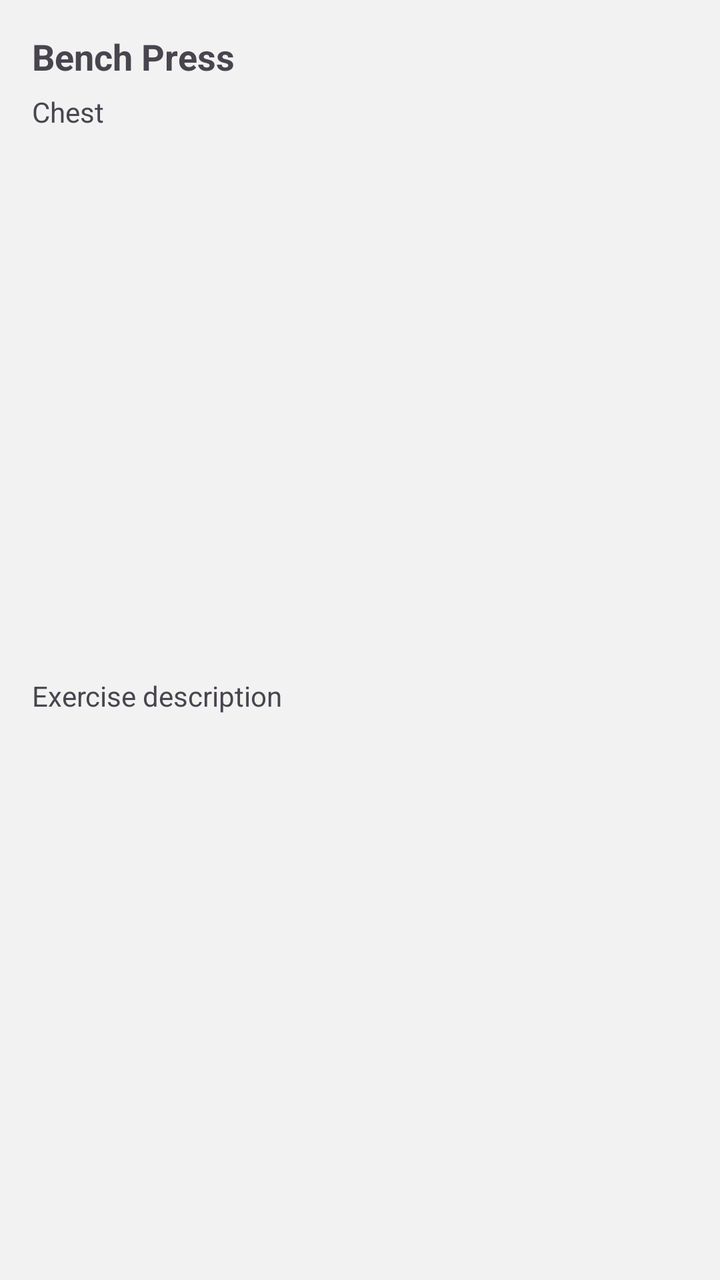
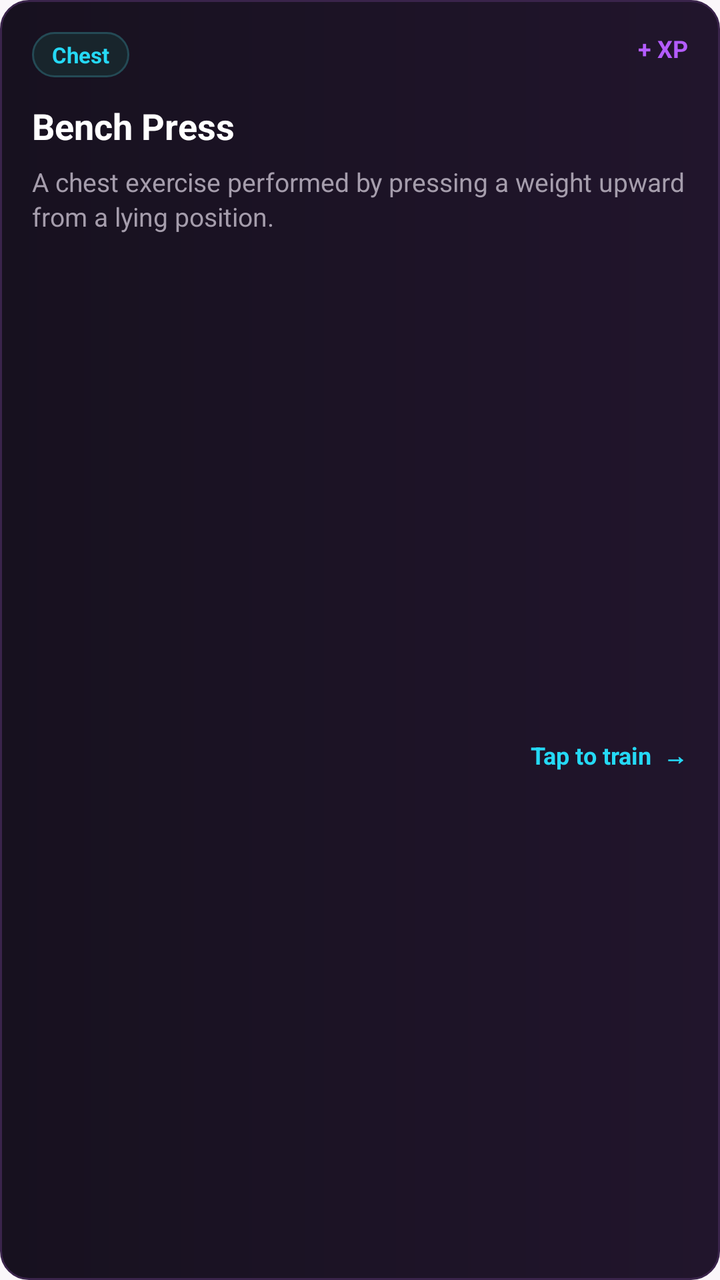

An Android layout rendered at two revisions. The XML below is the earlier revision; the diff shows what the commit changed to produce the second picture.
<!-- AndroidManifest.xml: application theme Theme.GymLeague -->
<!-- res/layout/item_exercise.xml -->
<?xml version="1.0" encoding="utf-8"?>
<androidx.constraintlayout.widget.ConstraintLayout
    xmlns:android="http://schemas.android.com/apk/res/android"
    xmlns:app="http://schemas.android.com/apk/res-auto"
    android:layout_width="match_parent"
    android:layout_height="wrap_content"
    android:layout_marginBottom="12dp"
    android:background="#F2F2F2"
    android:padding="16dp">

    <TextView
        android:id="@+id/tvExerciseName"
        android:layout_width="0dp"
        android:layout_height="wrap_content"
        android:text="Bench Press"
        android:textSize="18sp"
        android:textStyle="bold"
        app:layout_constraintEnd_toEndOf="parent"
        app:layout_constraintStart_toStartOf="parent"
        app:layout_constraintTop_toTopOf="parent" />

    <TextView
        android:id="@+id/tvMuscleGroup"
        android:layout_width="0dp"
        android:layout_height="wrap_content"
        android:layout_marginTop="6dp"
        android:text="Chest"
        android:textSize="14sp"
        app:layout_constraintEnd_toEndOf="parent"
        app:layout_constraintStart_toStartOf="parent"
        app:layout_constraintTop_toBottomOf="@id/tvExerciseName" />

    <TextView
        android:id="@+id/tvExerciseDescription"
        android:layout_width="0dp"
        android:layout_height="wrap_content"
        android:layout_marginTop="6dp"
        android:text="Exercise description"
        android:textSize="14sp"
        app:layout_constraintBottom_toBottomOf="parent"
        app:layout_constraintEnd_toEndOf="parent"
        app:layout_constraintStart_toStartOf="parent"
        app:layout_constraintTop_toBottomOf="@id/tvMuscleGroup" />

</androidx.constraintlayout.widget.ConstraintLayout>
<!-- resources referenced by this layout -->
<resources>
  <style name="Theme.GymLeague" parent="Base.Theme.GymLeague" />
  <style name="Base.Theme.GymLeague" parent="Theme.Material3.DayNight.NoActionBar">
          <item name="colorPrimary">@color/gym_purple</item>
          <item name="colorOnPrimary">@color/white</item>
          <item name="colorPrimaryContainer">@color/gym_purple_container</item>
          <item name="colorOnPrimaryContainer">@color/gym_purple_dark</item>
  
          <item name="colorSecondary">@color/gym_blue</item>
          <item name="colorOnSecondary">@color/white</item>
          <item name="colorSecondaryContainer">@color/gym_blue_container</item>
          <item name="colorOnSecondaryContainer">@color/gym_blue_dark</item>
  
          <item name="colorTertiary">@color/gym_gold</item>
  
          <item name="android:colorBackground">@color/background_light</item>
          <item name="colorOnBackground">@color/on_surface_light</item>
  
          <item name="colorSurface">@color/surface_light</item>
          <item name="colorOnSurface">@color/on_surface_light</item>
  
          <item name="colorError">@color/gym_error</item>
          <item name="colorErrorContainer">@color/gym_error_container</item>
          <item name="colorOnError">@color/white</item>
  
          <item name="android:statusBarColor">@color/gym_purple</item>
          <item name="android:windowLightStatusBar">false</item>
      </style>
  <color name="gym_purple">#6A4FB3</color>
  <color name="white">#FFFFFFFF</color>
  <color name="gym_purple_container">#EDE6FA</color>
  <color name="gym_purple_dark">#4A3080</color>
  <color name="gym_blue">#4A6CF7</color>
  <color name="gym_blue_container">#E3E9FF</color>
  <color name="gym_blue_dark">#2F49C4</color>
  <color name="gym_gold">#FFB300</color>
  <color name="background_light">#FAF7FA</color>
  <color name="on_surface_light">#1C1B1F</color>
  <color name="surface_light">#FFFFFF</color>
  <color name="gym_error">#B3261E</color>
  <color name="gym_error_container">#F9DEDC</color>
</resources>

<!-- the commit's change to res/layout/item_exercise.xml (unified diff, before → after) -->
@@ -5,41 +5,79 @@
     android:layout_width="match_parent"
     android:layout_height="wrap_content"
     android:layout_marginBottom="12dp"
-    android:background="#F2F2F2"
+    android:background="@drawable/bg_exercise_card"
     android:padding="16dp">
 
+    
+    <TextView
+        android:id="@+id/tvMuscleGroup"
+        android:layout_width="wrap_content"
+        android:layout_height="wrap_content"
+        android:background="@drawable/bg_muscle_tag"
+        android:paddingStart="10dp"
+        android:paddingTop="4dp"
+        android:paddingEnd="10dp"
+        android:paddingBottom="4dp"
+        android:text="Chest"
+        android:textColor="#25D9F5"
+        android:textSize="11sp"
+        android:textStyle="bold"
+        app:layout_constraintStart_toStartOf="parent"
+        app:layout_constraintTop_toTopOf="parent" />
+
+    
+    <TextView
+        android:id="@+id/tvXpPreview"
+        android:layout_width="wrap_content"
+        android:layout_height="wrap_content"
+        android:text="+ XP"
+        android:textColor="#B45CFF"
+        android:textSize="12sp"
+        android:textStyle="bold"
+        app:layout_constraintEnd_toEndOf="parent"
+        app:layout_constraintTop_toTopOf="parent" />
+
+    
     <TextView
         android:id="@+id/tvExerciseName"
         android:layout_width="0dp"
         android:layout_height="wrap_content"
+        android:layout_marginTop="12dp"
+        android:layout_marginEnd="12dp"
         android:text="Bench Press"
+        android:textColor="#FFFFFF"
         android:textSize="18sp"
         android:textStyle="bold"
         app:layout_constraintEnd_toEndOf="parent"
         app:layout_constraintStart_toStartOf="parent"
-        app:layout_constraintTop_toTopOf="parent" />
+        app:layout_constraintTop_toBottomOf="@id/tvMuscleGroup" />
 
+    
     <TextView
-        android:id="@+id/tvMuscleGroup"
+        android:id="@+id/tvExerciseDescription"
         android:layout_width="0dp"
         android:layout_height="wrap_content"
-        android:layout_marginTop="6dp"
-        android:text="Chest"
-        android:textSize="14sp"
+        android:layout_marginTop="7dp"
+        android:text="A chest exercise performed by pressing a weight upward from a lying position."
+        android:textColor="#A59DAC"
+        android:textSize="13sp"
+        android:lineSpacingExtra="2dp"
         app:layout_constraintEnd_toEndOf="parent"
         app:layout_constraintStart_toStartOf="parent"
         app:layout_constraintTop_toBottomOf="@id/tvExerciseName" />
 
+    
     <TextView
-        android:id="@+id/tvExerciseDescription"
-        android:layout_width="0dp"
+        android:id="@+id/tvTapToTrain"
+        android:layout_width="wrap_content"
         android:layout_height="wrap_content"
-        android:layout_marginTop="6dp"
-        android:text="Exercise description"
-        android:textSize="14sp"
+        android:layout_marginTop="14dp"
+        android:text="Tap to train  →"
+        android:textColor="#25D9F5"
+        android:textSize="12sp"
+        android:textStyle="bold"
         app:layout_constraintBottom_toBottomOf="parent"
         app:layout_constraintEnd_toEndOf="parent"
-        app:layout_constraintStart_toStartOf="parent"
-        app:layout_constraintTop_toBottomOf="@id/tvMuscleGroup" />
+        app:layout_constraintTop_toBottomOf="@id/tvExerciseDescription" />
 
 </androidx.constraintlayout.widget.ConstraintLayout>
<!-- resource entries referenced after the edit -->
@@ -1,5 +1,36 @@
 <!-- resources referenced by this layout -->
 <resources>
+  <!-- drawable bg_exercise_card (drawable) -->
+  <?xml version="1.0" encoding="utf-8"?>
+  <shape xmlns:android="http://schemas.android.com/apk/res/android"
+      android:shape="rectangle">
+  
+      <gradient
+          android:angle="0"
+          android:startColor="#17111F"
+          android:endColor="#21152C" />
+  
+      <stroke
+          android:width="1dp"
+          android:color="#3A244B" />
+  
+      <corners android:radius="14dp" />
+  
+  </shape>
+  <!-- drawable bg_muscle_tag (drawable) -->
+  <?xml version="1.0" encoding="utf-8"?>
+  <shape xmlns:android="http://schemas.android.com/apk/res/android"
+      android:shape="rectangle">
+  
+      <solid android:color="#18252C" />
+  
+      <stroke
+          android:width="1dp"
+          android:color="#244A55" />
+  
+      <corners android:radius="20dp" />
+  
+  </shape>
   <style name="Theme.GymLeague" parent="Base.Theme.GymLeague" />
   <style name="Base.Theme.GymLeague" parent="Theme.Material3.DayNight.NoActionBar">
           <item name="colorPrimary">@color/gym_purple</item>
